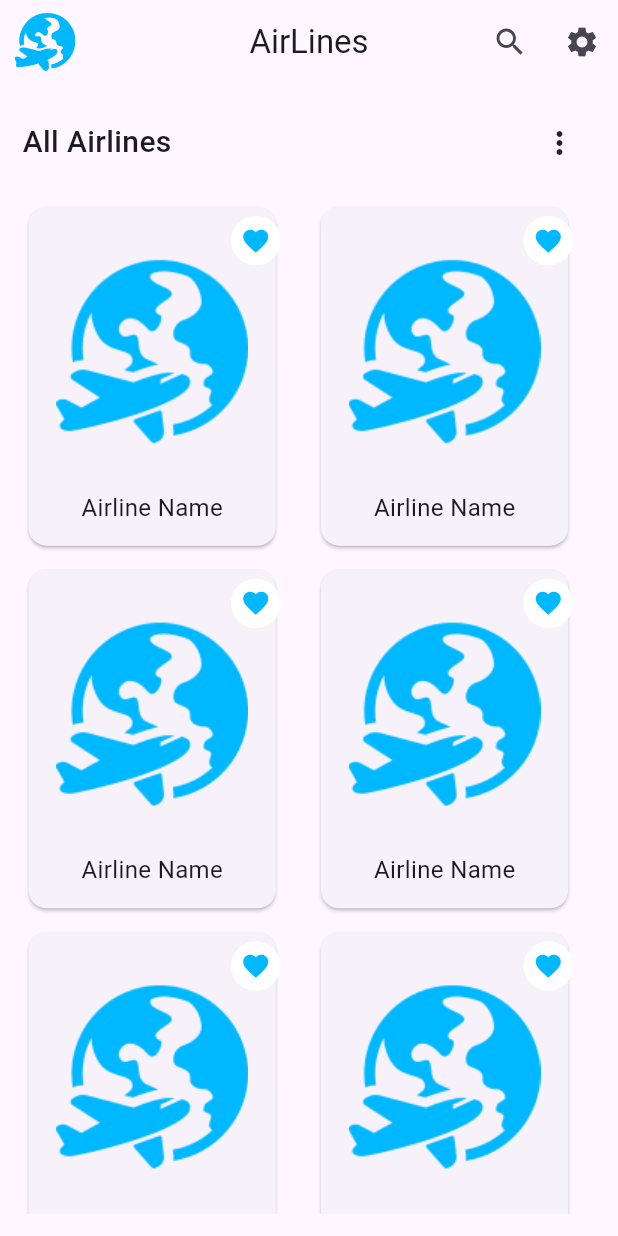
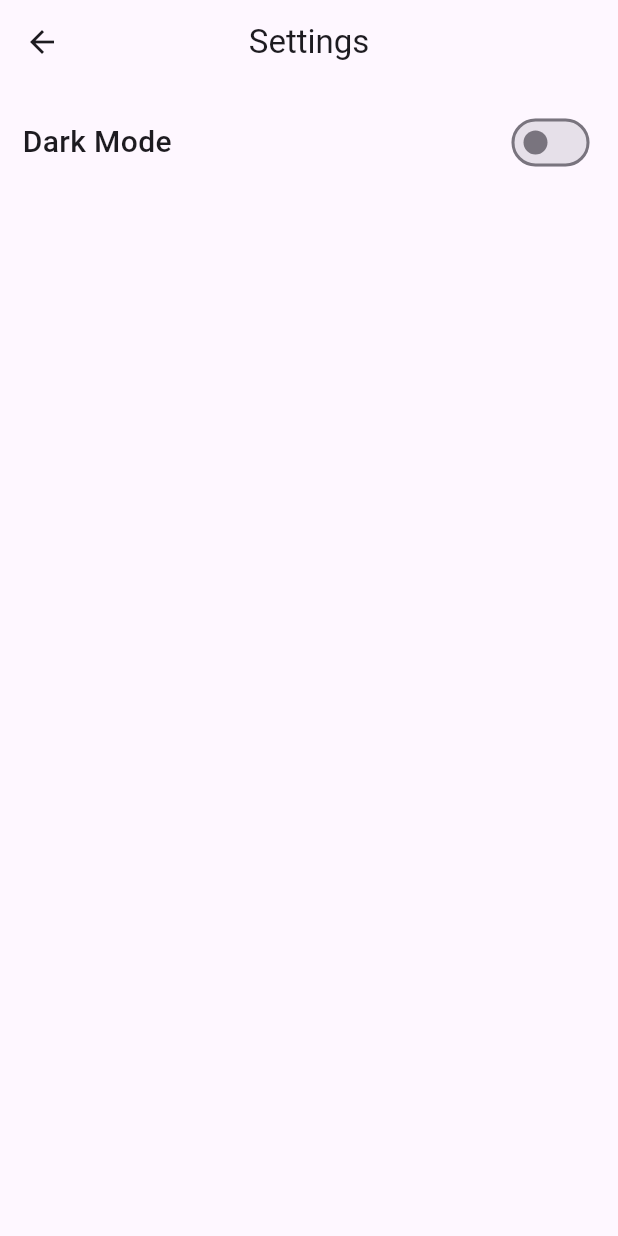
Before and after one commit to Ahmed-Mahrous/airlines, a Flutter app: the screen it shows after launch, after a tap on the "settings" icon, on a phone screen of 412 x 824 dp. Run offline on Flutter 3.47's test engine with Material 3 defaults, Android fonts, the phone set to English and light mode, and no system bars; our stand-ins replace flutter_svg, go_router.

Commit message:
adding settings feature ui

```diff
--- a/lib/core/routes/app_router.dart
+++ b/lib/core/routes/app_router.dart
@@ -1,6 +1,7 @@
 import 'package:airlines/features/airlines/presentation/screens/airline_details.dart';
 import 'package:airlines/features/airlines/presentation/screens/home_screen.dart';
 import 'package:airlines/features/search/presentation/screens/search_screen.dart';
+import 'package:airlines/features/settings/presentation/settings_screen.dart';
 import 'package:airlines/features/splash/persentation/views/splash_view.dart';
 import 'package:go_router/go_router.dart';
 
@@ -8,6 +9,7 @@ abstract class AppRouter {
   static const kHomeScreen = '/home_screen';
   static const kDetailsScreen = '/airline_details_screen';
   static const kSearchScreen = '/search_screen';
+  static const kSettingsScreen = '/settings_screen';
 
   static final router = GoRouter(
     routes: [
@@ -27,6 +29,10 @@ abstract class AppRouter {
         path: kSearchScreen,
         builder: (context, state) => const SearchScreen(),
       ),
+      GoRoute(
+        path: kSettingsScreen,
+        builder: (context, state) => const SettingsScreen(),
+      ),
     ],
   );
 }
--- a/lib/core/utils/app_strings.dart
+++ b/lib/core/utils/app_strings.dart
@@ -11,4 +11,8 @@ class AppStrings {
   static String websiteLabel = 'Website';
   static String endPoint =
       'https://www.kayak.com/h/mobileapis/directory/airlines';
+  static String searchTitle = 'Search';
+  static String settingsTitle = 'Settings';
+  static String searchHint = 'Enter Airline Name';
+  static String darkModeLabel = 'Dark Mode';
 }
--- a/lib/features/airlines/presentation/screens/home_screen.dart
+++ b/lib/features/airlines/presentation/screens/home_screen.dart
@@ -34,7 +34,9 @@ class _HomeScreenState extends State<HomeScreen> {
                 }),
             IconButton(
               icon: const Icon(Icons.settings),
-              onPressed: () {},
+              onPressed: () {
+                GoRouter.of(context).push(AppRouter.kSettingsScreen);
+              },
             ),
           ],
           centerTitle: true,
--- a/lib/features/airlines/presentation/widgets/search_field.dart
+++ b/lib/features/airlines/presentation/widgets/search_field.dart
@@ -1,4 +1,5 @@
 import 'package:airlines/core/utils/app_colors.dart';
+import 'package:airlines/core/utils/app_strings.dart';
 import 'package:flutter/material.dart';
 
 class SearchField extends StatelessWidget {
@@ -21,7 +22,7 @@ class SearchField extends StatelessWidget {
             borderRadius: BorderRadius.all(Radius.circular(12)),
             borderSide: BorderSide.none,
           ),
-          hintText: "Enter airline name",
+          hintText: AppStrings.searchHint,
           prefixIcon: const Icon(Icons.search),
         ),
       ),
--- a/lib/features/search/presentation/screens/search_screen.dart
+++ b/lib/features/search/presentation/screens/search_screen.dart
@@ -1,3 +1,4 @@
+import 'package:airlines/core/utils/app_strings.dart';
 import 'package:airlines/features/airlines/presentation/widgets/search_field.dart';
 import 'package:airlines/features/search/presentation/widgets/search_card.dart';
 import 'package:flutter/material.dart';
@@ -8,8 +9,11 @@ class SearchScreen extends StatelessWidget {
   @override
   Widget build(BuildContext context) {
     return Scaffold(
-      body: Center(
-          child: Padding(
+      appBar: AppBar(
+        centerTitle: true,
+        title: Text(AppStrings.searchTitle),
+      ),
+      body: Padding(
         padding: const EdgeInsets.all(15.0),
         child: SafeArea(
           child: Column(children: [
@@ -28,7 +32,7 @@ class SearchScreen extends StatelessWidget {
             )
           ]),
         ),
-      )),
+      ),
     );
   }
 }
--- /dev/null
+++ b/lib/features/settings/presentation/settings_screen.dart
@@ -0,0 +1,44 @@
+import 'package:airlines/core/utils/app_colors.dart';
+import 'package:airlines/core/utils/app_strings.dart';
+import 'package:flutter/material.dart';
+
+class SettingsScreen extends StatefulWidget {
+  const SettingsScreen({super.key});
+
+  @override
+  State<SettingsScreen> createState() => _SettingsScreenState();
+}
+
+class _SettingsScreenState extends State<SettingsScreen> {
+  bool currentValue = false;
+  @override
+  Widget build(BuildContext context) {
+    return Scaffold(
+      appBar: AppBar(
+        centerTitle: true,
+        title: Text(AppStrings.settingsTitle),
+      ),
+      body: Padding(
+        padding: const EdgeInsets.all(15.0),
+        child: SafeArea(
+            child: Row(
+          children: [
+            Text(AppStrings.darkModeLabel,
+                style: const TextStyle(
+                    fontSize: 20.0, fontWeight: FontWeight.w500)),
+            const Spacer(),
+            Switch(
+              value: currentValue,
+              onChanged: (value) {
+                setState(() {
+                  currentValue = value;
+                });
+              },
+              activeColor: AppColors.mainColor,
+            ),
+          ],
+        )),
+      ),
+    );
+  }
+}
```
